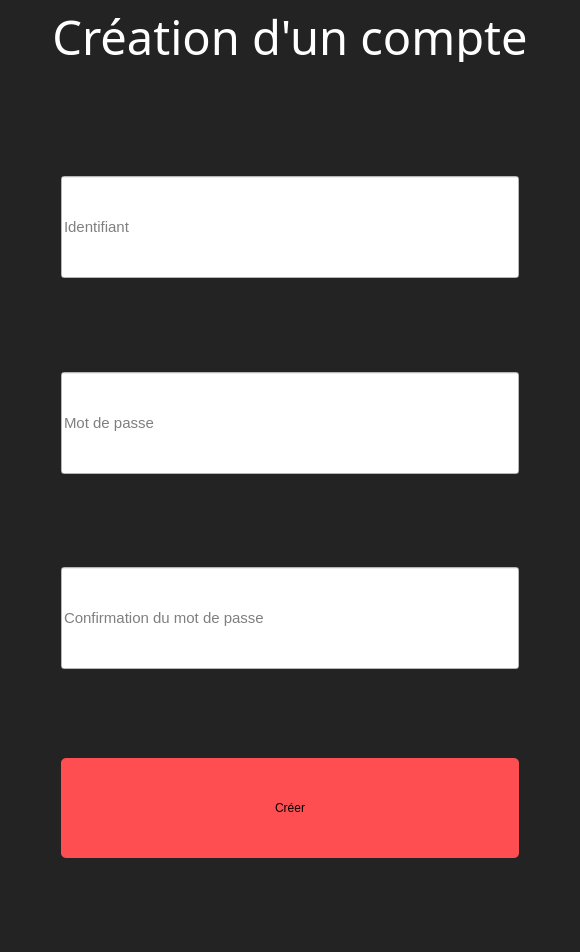
Above: KeepItSecret/newaccountwindow.ui from dbuhon/KeepItSecret before the change. Below: the same form after it.
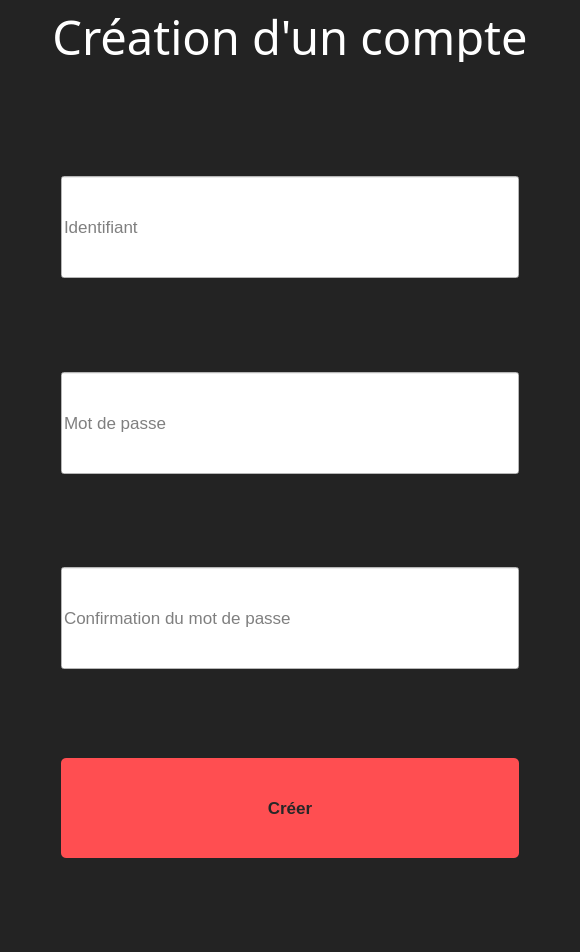
That is the form after the change.

The edit to the form file:
```diff
--- a/KeepItSecret/newaccountwindow.ui
+++ b/KeepItSecret/newaccountwindow.ui
@@ -102,7 +102,8 @@
           </property>
           <property name="font">
            <font>
-            <pointsize>11</pointsize>
+            <family>Arial</family>
+            <pointsize>13</pointsize>
            </font>
           </property>
           <property name="styleSheet">
@@ -141,7 +142,8 @@
           </property>
           <property name="font">
            <font>
-            <pointsize>11</pointsize>
+            <family>Arial</family>
+            <pointsize>13</pointsize>
             <kerning>true</kerning>
            </font>
           </property>
@@ -187,7 +189,8 @@
           </property>
           <property name="font">
            <font>
-            <pointsize>11</pointsize>
+            <family>Arial</family>
+            <pointsize>13</pointsize>
            </font>
           </property>
           <property name="styleSheet">
@@ -236,6 +239,14 @@
             <height>0</height>
            </size>
           </property>
+          <property name="font">
+           <font>
+            <family>Arial</family>
+            <pointsize>13</pointsize>
+            <weight>75</weight>
+            <bold>true</bold>
+           </font>
+          </property>
           <property name="focusPolicy">
            <enum>Qt::StrongFocus</enum>
           </property>
@@ -250,7 +261,7 @@
 background-color: rgb(255, 78, 81);
 margin-top: 75%;
 height: 100%;
-color: black;
+color: rgb(39, 39, 39);
 margin-left:50px;
 margin-right:50px;
 margin-bottom:75%;</string>
```
